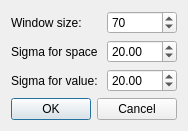
The window that crossbilateralfilterdialog.ui (LangYH/3DMonster) describes before a commit, drawn with Qt 5.
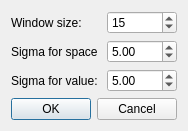
The same window after the commit.

Diff of the .ui file:
```diff
--- a/crossbilateralfilterdialog.ui
+++ b/crossbilateralfilterdialog.ui
@@ -20,14 +20,14 @@
    <item row="2" column="1">
     <widget class="QDoubleSpinBox" name="sigmaValueBox">
      <property name="value">
-      <double>20.000000000000000</double>
+      <double>5.000000000000000</double>
      </property>
     </widget>
    </item>
    <item row="1" column="1">
     <widget class="QDoubleSpinBox" name="sigmaSpaceBox">
      <property name="value">
-      <double>20.000000000000000</double>
+      <double>5.000000000000000</double>
      </property>
     </widget>
    </item>
@@ -51,7 +51,7 @@
    <item row="0" column="1">
     <widget class="QSpinBox" name="wsizeBox">
      <property name="value">
-      <number>70</number>
+      <number>15</number>
      </property>
     </widget>
    </item>
```
